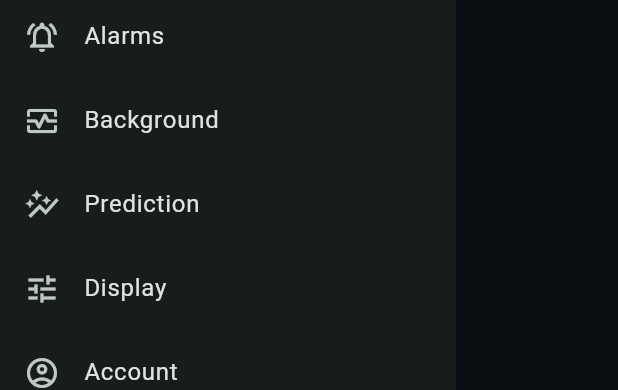
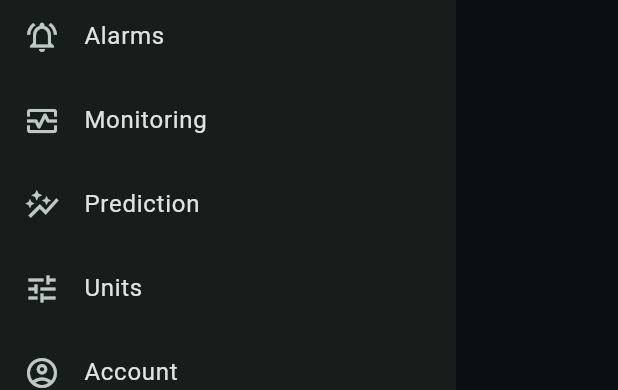
Before and after one commit to rknell/flutter_dexcom_follow, a Flutter app: the AppDrawer widget shown alone on an empty page, opened directly, on a phone screen of 412 x 824 dp. Shown: the part 343-733 px from the top of the screen. Run offline on Flutter 3.47's test engine with Material 3 defaults, Android fonts, the phone set to English and light mode, and no system bars; our stand-ins replace audioplayers, fl_chart, flutter_local_notifications, shared_preferences; missing offline and left inert: flutter_foreground_task; accounts and stored records are empty.

Commit message:
Update settings menu labels

```diff
--- a/lib/screens/settings_screens.dart
+++ b/lib/screens/settings_screens.dart
@@ -26,7 +26,7 @@ class _BackgroundSettingsScreenState extends State<BackgroundSettingsScreen> {
   @override
   Widget build(BuildContext context) {
     return _SettingsScaffold(
-      title: 'Background',
+      title: 'Monitoring',
       children: [
         FutureBuilder<(bool, SavedCredentials?)>(
           future: () async {
@@ -384,7 +384,7 @@ class DisplaySettingsScreen extends StatelessWidget {
     final settings = state.alarmSettings;
 
     return _SettingsScaffold(
-      title: 'Display',
+      title: 'Units',
       children: [
         _SettingsCard(
           title: 'Glucose units',
--- a/lib/widgets/app_drawer.dart
+++ b/lib/widgets/app_drawer.dart
@@ -65,7 +65,7 @@ class AppDrawer extends StatelessWidget {
             ),
             ListTile(
               leading: const Icon(Icons.monitor_heart_outlined),
-              title: const Text('Background'),
+              title: const Text('Monitoring'),
               onTap: () {
                 Navigator.of(context).pop();
                 Navigator.of(
@@ -85,7 +85,7 @@ class AppDrawer extends StatelessWidget {
             ),
             ListTile(
               leading: const Icon(Icons.tune),
-              title: const Text('Display'),
+              title: const Text('Units'),
               onTap: () {
                 Navigator.of(context).pop();
                 Navigator.of(
```
Also changed, not shown: lib/screens/home_screen.dart (+0 -16 lines).
